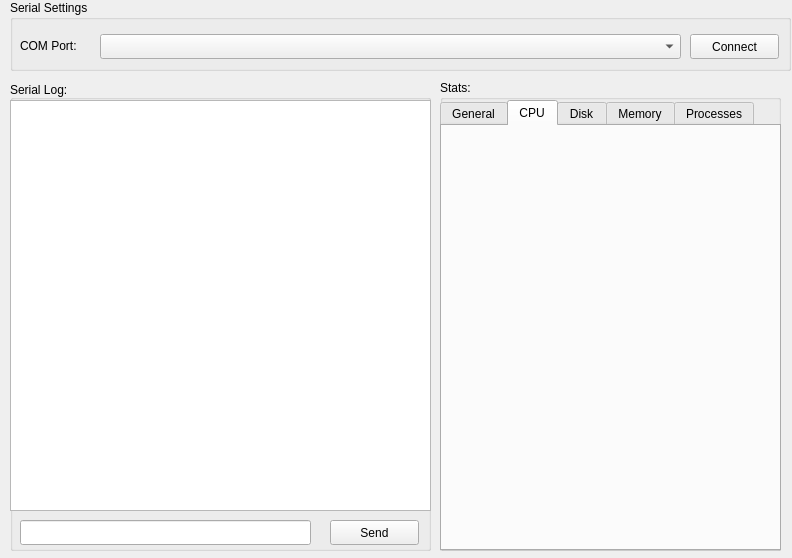
Qt form tools/advancedDebugger/mainGUI.ui (Remco123/CactusOS) before a commit.
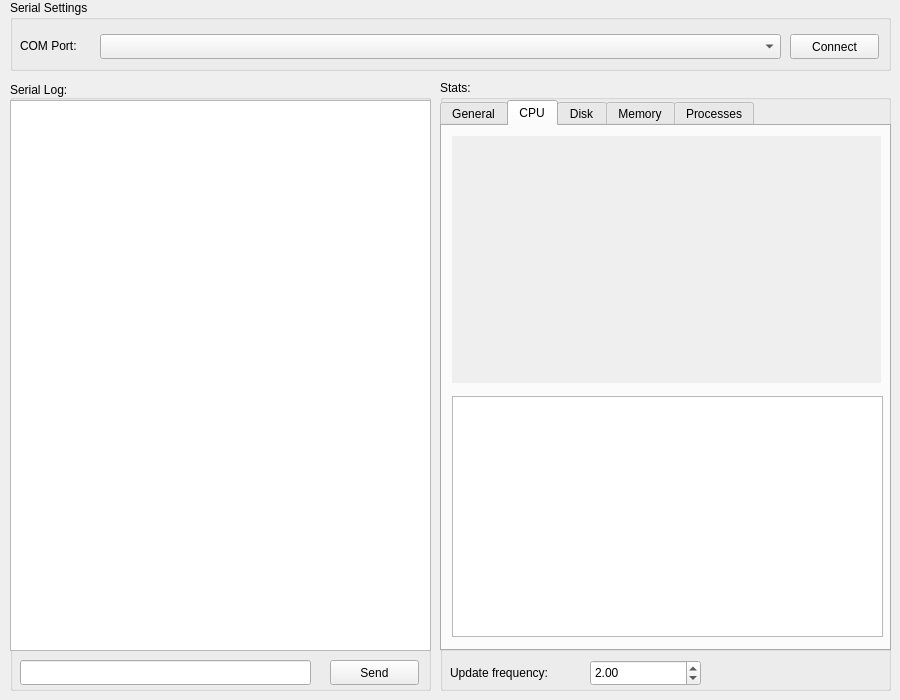
The same form after that commit. The open tabs and pages were chosen to show the change. Custom widgets are drawn as their Qt base class.

```diff
--- a/tools/advancedDebugger/mainGUI.ui
+++ b/tools/advancedDebugger/mainGUI.ui
@@ -6,8 +6,8 @@
    <rect>
     <x>0</x>
     <y>0</y>
-    <width>792</width>
-    <height>558</height>
+    <width>900</width>
+    <height>700</height>
    </rect>
   </property>
   <property name="sizePolicy">
@@ -26,7 +26,7 @@
       <x>10</x>
       <y>80</y>
       <width>421</width>
-      <height>471</height>
+      <height>611</height>
      </rect>
     </property>
     <property name="sizePolicy">
@@ -45,7 +45,7 @@
      <property name="geometry">
       <rect>
        <x>320</x>
-       <y>440</y>
+       <y>580</y>
        <width>89</width>
        <height>25</height>
       </rect>
@@ -60,7 +60,7 @@
        <x>0</x>
        <y>20</y>
        <width>421</width>
-       <height>411</height>
+       <height>551</height>
       </rect>
      </property>
      <property name="font">
@@ -79,7 +79,7 @@
      <property name="geometry">
       <rect>
        <x>10</x>
-       <y>440</y>
+       <y>580</y>
        <width>291</width>
        <height>25</height>
       </rect>
@@ -91,7 +91,7 @@
      <rect>
       <x>10</x>
       <y>0</y>
-      <width>781</width>
+      <width>881</width>
       <height>71</height>
      </rect>
     </property>
@@ -103,7 +103,7 @@
       <rect>
        <x>90</x>
        <y>34</y>
-       <width>581</width>
+       <width>681</width>
        <height>25</height>
       </rect>
      </property>
@@ -111,7 +111,7 @@
     <widget class="QPushButton" name="connectButton">
      <property name="geometry">
       <rect>
-       <x>680</x>
+       <x>780</x>
        <y>34</y>
        <width>89</width>
        <height>25</height>
@@ -140,8 +140,8 @@
      <rect>
       <x>440</x>
       <y>80</y>
-      <width>341</width>
-      <height>471</height>
+      <width>451</width>
+      <height>611</height>
      </rect>
     </property>
     <property name="title">
@@ -152,8 +152,8 @@
       <rect>
        <x>0</x>
        <y>20</y>
-       <width>341</width>
-       <height>451</height>
+       <width>451</width>
+       <height>551</height>
       </rect>
      </property>
      <property name="sizePolicy">
@@ -174,6 +174,35 @@
       <attribute name="title">
        <string>CPU</string>
       </attribute>
+      <widget class="PlotWidget" name="idleProcGraph" native="true">
+       <property name="geometry">
+        <rect>
+         <x>10</x>
+         <y>10</y>
+         <width>429</width>
+         <height>247</height>
+        </rect>
+       </property>
+       <property name="autoFillBackground">
+        <bool>true</bool>
+       </property>
+      </widget>
+      <widget class="QTextEdit" name="cpuInfoBox">
+       <property name="geometry">
+        <rect>
+         <x>10</x>
+         <y>270</y>
+         <width>431</width>
+         <height>241</height>
+        </rect>
+       </property>
+       <property name="lineWrapMode">
+        <enum>QTextEdit::NoWrap</enum>
+       </property>
+       <property name="readOnly">
+        <bool>true</bool>
+       </property>
+      </widget>
      </widget>
      <widget class="QWidget" name="tab_Disk">
       <attribute name="title">
@@ -191,9 +220,55 @@
       </attribute>
      </widget>
     </widget>
+    <widget class="QLabel" name="label_2">
+     <property name="geometry">
+      <rect>
+       <x>10</x>
+       <y>584</y>
+       <width>131</width>
+       <height>17</height>
+      </rect>
+     </property>
+     <property name="text">
+      <string>Update frequency:</string>
+     </property>
+    </widget>
+    <widget class="QDoubleSpinBox" name="refreshTimeBox">
+     <property name="geometry">
+      <rect>
+       <x>150</x>
+       <y>580</y>
+       <width>111</width>
+       <height>26</height>
+      </rect>
+     </property>
+     <property name="decimals">
+      <number>2</number>
+     </property>
+     <property name="minimum">
+      <double>0.010000000000000</double>
+     </property>
+     <property name="maximum">
+      <double>50.000000000000000</double>
+     </property>
+     <property name="singleStep">
+      <double>0.100000000000000</double>
+     </property>
+     <property name="value">
+      <double>2.000000000000000</double>
+     </property>
+    </widget>
    </widget>
   </widget>
  </widget>
+ <customwidgets>
+  <customwidget>
+   <class>PlotWidget</class>
+   <extends>QWidget</extends>
+   <header>pyqtgraph</header>
+   <container>1</container>
+  </customwidget>
+ </customwidgets>
  <resources/>
  <connections/>
 </ui>
```
Left out of the diff: 70 changed lines with no effect on the pictures.
